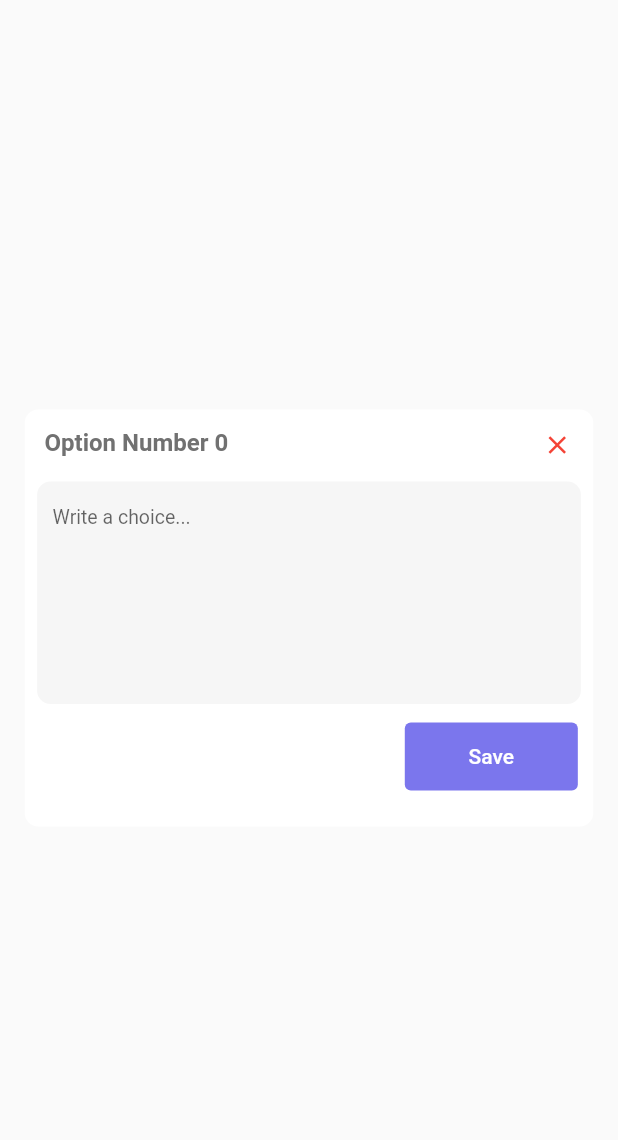
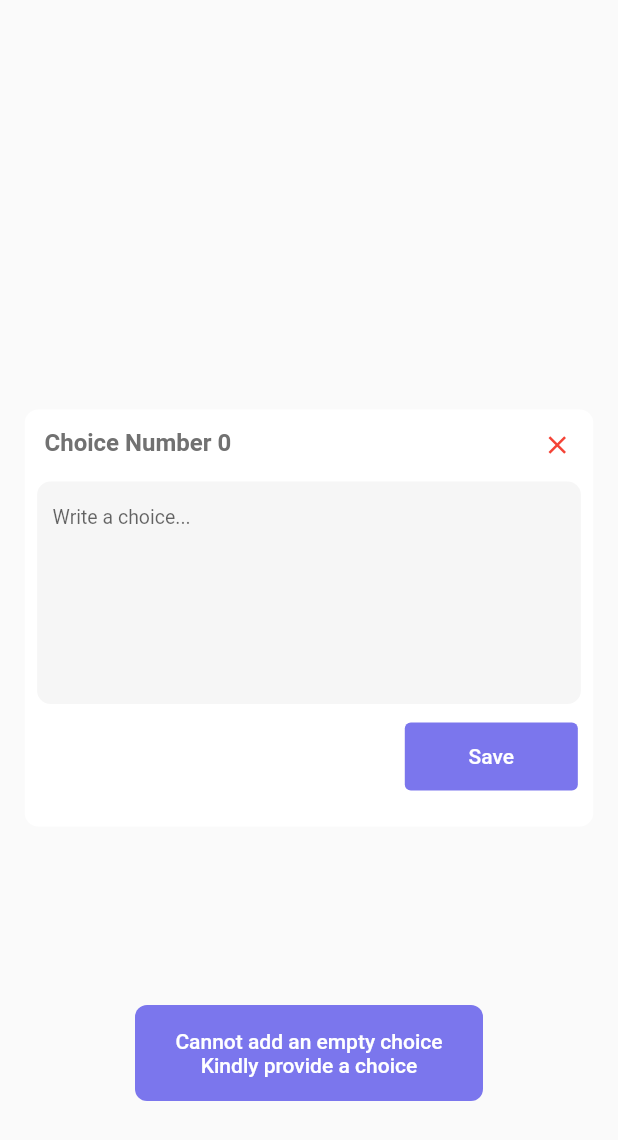
Before and after one commit to UsamaEjaz0/Fately-your-decision-maker, a Flutter app: the OptionDialog widget shown alone on an empty page, opened directly with empty values, after a tap on "Save", on a phone screen of 412 x 824 dp. Shown: the top 1140 px of the screen. Run offline on Flutter 3.47's test engine with Material 2 defaults, Android fonts, the phone set to English and light mode, and no system bars; drawn by our look-alikes of another_flushbar; our stand-ins replace double_back_to_close, flutter_spinkit, google_fonts, video_player; Roboto replaces fonts that are missing (Montserrat).

Commit message:
prevented empty choices from being added

```diff
--- a/lib/Dialogs/dialog_option.dart
+++ b/lib/Dialogs/dialog_option.dart
@@ -1,4 +1,5 @@
 import 'dart:ui';
+import 'package:another_flushbar/flushbar.dart';
 import 'package:flutter/cupertino.dart';
 import 'package:flutter/material.dart';
 import 'package:haha_decision_maker/Models/choice_model.dart';
@@ -71,7 +72,7 @@ class _OptionDialogState extends State<OptionDialog> {
                             0,
                             SizeConfig.safeBlockVertical * 2),
                         child: Text(
-                          "Option Number ${widget.choiceNum}",
+                          "Choice Number ${widget.choiceNum}",
                           style: TextStyle(
                             fontFamily: "Montserrat",
                             fontStyle: FontStyle.normal,
@@ -143,14 +144,37 @@ class _OptionDialogState extends State<OptionDialog> {
                     height: SizeConfig.safeBlockVertical * 5.5,
                     child: TextButton(
                       onPressed: () {
-                        if (widget.edit) {
-                          widget.save(widget.itemIndex,
-                              Choice(choiceNum: widget.choiceNum, desc: value));
+                        if (value == "") {
+                          Flushbar(
+                            messageText: Text(
+                              "Cannot add an empty choice Kindly provide a choice",
+                              textAlign: TextAlign.center,
+                              style: TextStyle(
+                                fontFamily: "Montserrat",
+                                fontStyle: FontStyle.normal,
+                                fontWeight: FontWeight.w500,
+                                fontSize: 14.0,
+                                color: whiteColor,
+                              ),
+                            ),
+                            duration: Duration(seconds: 2),
+                            flushbarStyle: FlushbarStyle.FLOATING,
+                            margin: EdgeInsets.all(90),
+                            borderRadius: BorderRadius.circular(8),
+                            backgroundColor: purpleColor,
+                          )..show(context);
                         } else {
-                          widget.save(
-                              Choice(choiceNum: widget.choiceNum, desc: value));
+                          if (widget.edit) {
+                            widget.save(
+                                widget.itemIndex,
+                                Choice(
+                                    choiceNum: widget.choiceNum, desc: value));
+                          } else {
+                            widget.save(Choice(
+                                choiceNum: widget.choiceNum, desc: value));
+                          }
+                          Navigator.pop(context, true);
                         }
-                        Navigator.pop(context, true);
                       },
                       child: Text(
                         "Save",
```
